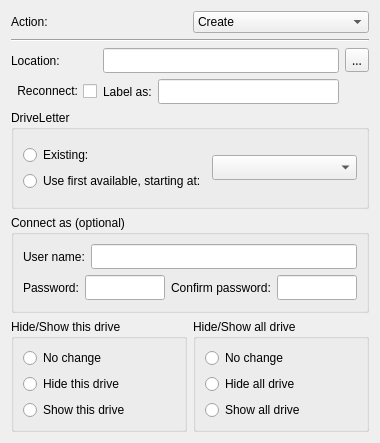
This is src/plugins/preferences/drives/driveswidget.ui in august-alt/gpui as Qt 5 draws it before an edit. The edited form follows.
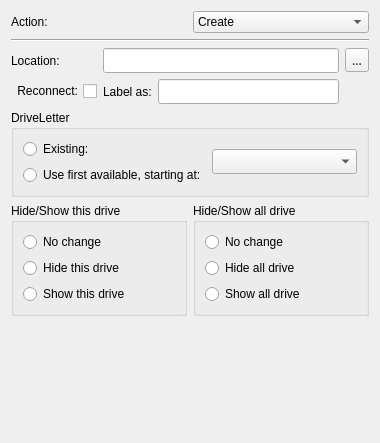
This is the edited form.

Commit message: fix: remove connect as setting for drives

Diff of the .ui file:
```diff
--- a/src/plugins/preferences/drives/driveswidget.ui
+++ b/src/plugins/preferences/drives/driveswidget.ui
@@ -14,6 +14,70 @@
    <string>Form</string>
   </property>
   <layout class="QGridLayout" name="gridLayout_3">
+   <item row="4" column="0">
+    <layout class="QHBoxLayout" name="horizontalLayout_2">
+     <item>
+      <widget class="QGroupBox" name="thisGroupBox">
+       <property name="title">
+        <string>Hide/Show this drive</string>
+       </property>
+       <layout class="QVBoxLayout" name="verticalLayout">
+        <item>
+         <widget class="QRadioButton" name="noChangeThisRadioButton">
+          <property name="text">
+           <string>No change</string>
+          </property>
+         </widget>
+        </item>
+        <item>
+         <widget class="QRadioButton" name="hideThisRadioButton">
+          <property name="text">
+           <string>Hide this drive</string>
+          </property>
+         </widget>
+        </item>
+        <item>
+         <widget class="QRadioButton" name="showThisRadioButton">
+          <property name="text">
+           <string>Show this drive</string>
+          </property>
+         </widget>
+        </item>
+       </layout>
+      </widget>
+     </item>
+     <item>
+      <widget class="QGroupBox" name="groupBox_5">
+       <property name="title">
+        <string>Hide/Show all drive</string>
+       </property>
+       <layout class="QVBoxLayout" name="verticalLayout_2">
+        <item>
+         <widget class="QRadioButton" name="radioButton_6">
+          <property name="text">
+           <string>No change</string>
+          </property>
+         </widget>
+        </item>
+        <item>
+         <widget class="QRadioButton" name="radioButton_7">
+          <property name="text">
+           <string>Hide all drive</string>
+          </property>
+         </widget>
+        </item>
+        <item>
+         <widget class="QRadioButton" name="radioButton_8">
+          <property name="text">
+           <string>Show all drive</string>
+          </property>
+         </widget>
+        </item>
+       </layout>
+      </widget>
+     </item>
+    </layout>
+   </item>
    <item row="0" column="0">
     <layout class="QHBoxLayout" name="horizontalLayout_4">
      <item>
@@ -180,151 +244,18 @@
      </layout>
     </widget>
    </item>
-   <item row="4" column="0">
-    <widget class="QGroupBox" name="connectAsGroupBox">
-     <property name="title">
-      <string>Connect as (optional)</string>
-     </property>
-     <layout class="QGridLayout" name="gridLayout_2">
-      <item row="0" column="0">
-       <widget class="QLabel" name="userNameLabel">
-        <property name="text">
-         <string>User name:</string>
-        </property>
-        <property name="buddy">
-         <cstring>userNameLineEdit</cstring>
-        </property>
-       </widget>
-      </item>
-      <item row="0" column="1">
-       <widget class="QLineEdit" name="userNameLineEdit">
-        <property name="font">
-         <font>
-          <family>Sans Serif</family>
-          <pointsize>9</pointsize>
-         </font>
-        </property>
-        <property name="text">
-         <string/>
-        </property>
-       </widget>
-      </item>
-      <item row="1" column="0" colspan="2">
-       <layout class="QHBoxLayout" name="userLayout">
-        <item>
-         <widget class="QLabel" name="passwordLabel">
-          <property name="text">
-           <string>Password:</string>
-          </property>
-          <property name="buddy">
-           <cstring>passwordLineEdit</cstring>
-          </property>
-         </widget>
-        </item>
-        <item>
-         <widget class="QLineEdit" name="passwordLineEdit">
-          <property name="font">
-           <font>
-            <family>Sans Serif</family>
-            <pointsize>9</pointsize>
-           </font>
-          </property>
-          <property name="text">
-           <string/>
-          </property>
-         </widget>
-        </item>
-        <item>
-         <widget class="QLabel" name="confirmPasswordLabel">
-          <property name="text">
-           <string>Confirm password:</string>
-          </property>
-          <property name="buddy">
-           <cstring>confirmPasswordLineEdit</cstring>
-          </property>
-         </widget>
-        </item>
-        <item>
-         <widget class="QLineEdit" name="confirmPasswordLineEdit">
-          <property name="font">
-           <font>
-            <family>Sans Serif</family>
-            <pointsize>9</pointsize>
-           </font>
-          </property>
-          <property name="text">
-           <string/>
-          </property>
-         </widget>
-        </item>
-       </layout>
-      </item>
-     </layout>
-    </widget>
-   </item>
    <item row="5" column="0">
-    <layout class="QHBoxLayout" name="horizontalLayout_2">
-     <item>
-      <widget class="QGroupBox" name="thisGroupBox">
-       <property name="title">
-        <string>Hide/Show this drive</string>
-       </property>
-       <layout class="QVBoxLayout" name="verticalLayout">
-        <item>
-         <widget class="QRadioButton" name="noChangeThisRadioButton">
-          <property name="text">
-           <string>No change</string>
-          </property>
-         </widget>
-        </item>
-        <item>
-         <widget class="QRadioButton" name="hideThisRadioButton">
-          <property name="text">
-           <string>Hide this drive</string>
-          </property>
-         </widget>
-        </item>
-        <item>
-         <widget class="QRadioButton" name="showThisRadioButton">
-          <property name="text">
-           <string>Show this drive</string>
-          </property>
-         </widget>
-        </item>
-       </layout>
-      </widget>
-     </item>
-     <item>
-      <widget class="QGroupBox" name="groupBox_5">
-       <property name="title">
-        <string>Hide/Show all drive</string>
-       </property>
-       <layout class="QVBoxLayout" name="verticalLayout_2">
-        <item>
-         <widget class="QRadioButton" name="radioButton_6">
-          <property name="text">
-           <string>No change</string>
-          </property>
-         </widget>
-        </item>
-        <item>
-         <widget class="QRadioButton" name="radioButton_7">
-          <property name="text">
-           <string>Hide all drive</string>
-          </property>
-         </widget>
-        </item>
-        <item>
-         <widget class="QRadioButton" name="radioButton_8">
-          <property name="text">
-           <string>Show all drive</string>
-          </property>
-         </widget>
-        </item>
-       </layout>
-      </widget>
-     </item>
-    </layout>
+    <spacer name="verticalSpacer">
+     <property name="orientation">
+      <enum>Qt::Vertical</enum>
+     </property>
+     <property name="sizeHint" stdset="0">
+      <size>
+       <width>20</width>
+       <height>40</height>
+      </size>
+     </property>
+    </spacer>
    </item>
   </layout>
  </widget>
```
Left out of the diff: 26 changed lines with no effect on the pictures. The commit also changes 1 other file.
